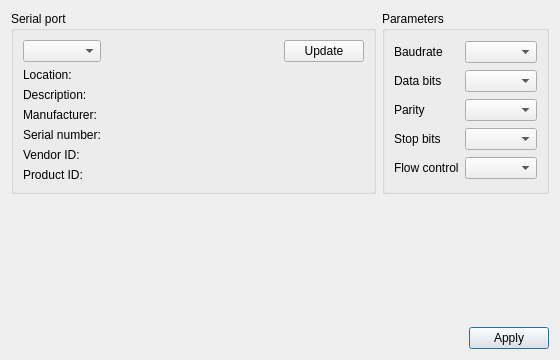
Before: the Qt Designer form setupdialog.ui in WiseLord/ampcontrol, drawn with Qt 5.
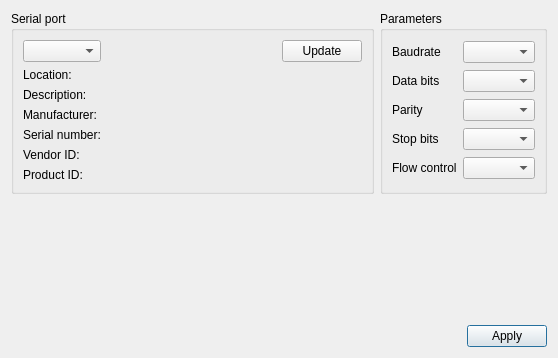
After: the same form once the commit is applied.

```diff
--- a/setupdialog.ui
+++ b/setupdialog.ui
@@ -6,8 +6,8 @@
    <rect>
     <x>0</x>
     <y>0</y>
-    <width>560</width>
-    <height>360</height>
+    <width>558</width>
+    <height>358</height>
    </rect>
   </property>
   <property name="windowTitle">
```
Left out of the diff: 4 changed lines with no effect on the pictures.
